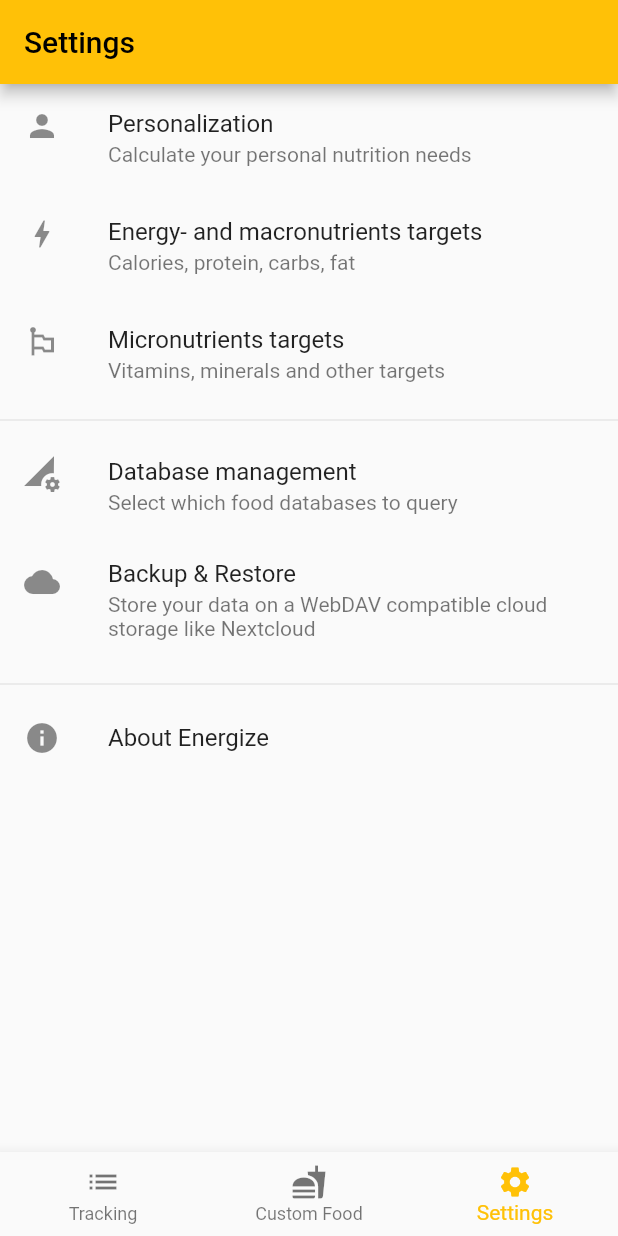
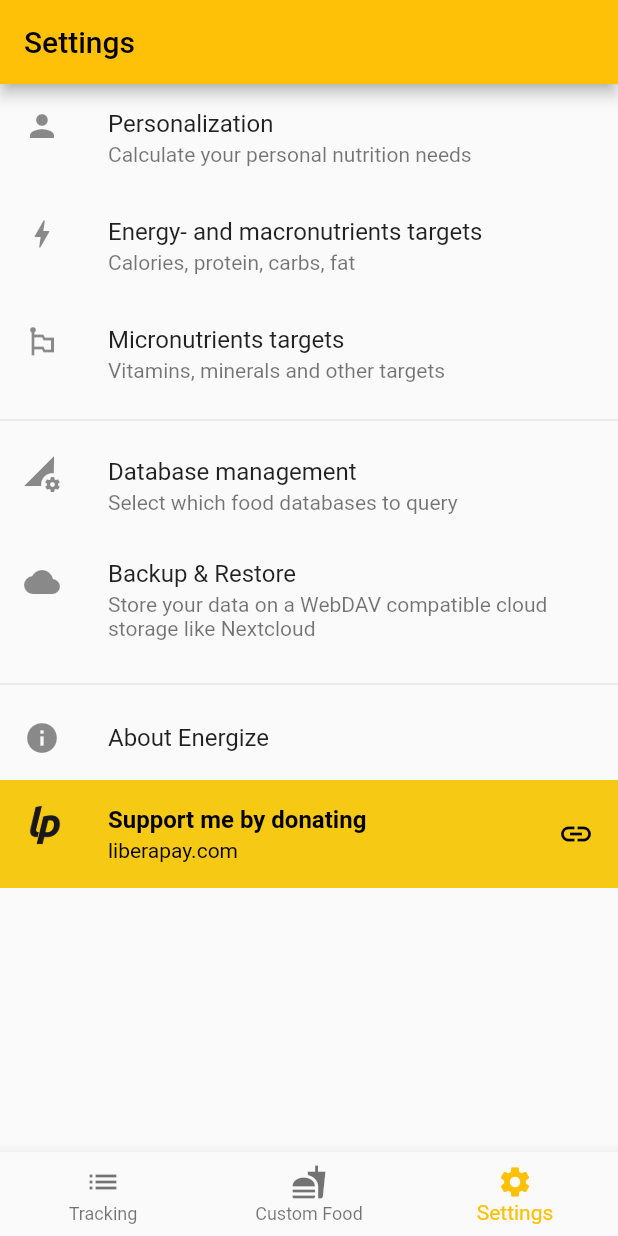
Before and after one commit to christianfl/Energize, a Flutter app: the screen it shows after launch, item 3 of the bottom bar chosen, on a phone screen of 412 x 824 dp. Run offline on Flutter 3.47's test engine with Material 2 defaults, Android fonts, the phone set to English and light mode, and no system bars; our stand-ins replace dio, flutter_speed_dial, shared_preferences, sqflite; missing offline and left inert: encrypt, openfoodfacts, qr_code_scanner; accounts and stored records are empty; generated files the repository leaves out were written again.

Commit message:
Added donation tile in settings

```diff
--- a/lib/l10n/app_de.arb
+++ b/lib/l10n/app_de.arb
@@ -49,5 +49,6 @@
     "sourceCode": "Quellcode",
     "translation": "Übersetzung",
     "contact": "Kontakt",
-    "email": "E-Mail"
+    "email": "E-Mail",
+    "supportMeByDonating": "Unterstütze mich mit einer Spende"
 }
--- a/lib/l10n/app_en.arb
+++ b/lib/l10n/app_en.arb
@@ -49,5 +49,6 @@
     "sourceCode": "Source code",
     "translation": "Translation",
     "contact": "Contact",
-    "email": "E-Mail"
+    "email": "E-Mail",
+    "supportMeByDonating": "Support me by donating"
 }
--- a/lib/pages/tab_settings/settings_page.dart
+++ b/lib/pages/tab_settings/settings_page.dart
@@ -1,5 +1,6 @@
 import 'package:flutter/material.dart';
 import 'package:flutter_gen/gen_l10n/app_localizations.dart';
+import 'package:url_launcher/url_launcher.dart';
 
 import 'about_sub_page.dart';
 import 'backup_and_restore_sub_page.dart';
@@ -9,6 +10,8 @@ import 'micro_targets_sub_page.dart';
 import 'personalization_sub_page.dart';
 
 class SettingsPage extends StatelessWidget {
+  static const _donationUrl = 'https://liberapay.com/epinez';
+
   @override
   Widget build(BuildContext context) {
     return Scaffold(
@@ -96,6 +99,35 @@ class SettingsPage extends StatelessWidget {
               title: Text(AppLocalizations.of(context)!.aboutEnergize),
             ),
           ),
+          InkWell(
+            onTap: () async {
+              if (await canLaunch(_donationUrl)) {
+                await launch(_donationUrl);
+              } else {
+                throw 'Could not launch url';
+              }
+            },
+            child: ListTile(
+              tileColor: Color(0xFFF6C915),
+              textColor: Colors.black,
+              leading: Image.asset(
+                'assets/liberapay_logo_black.png',
+                width: 28,
+              ),
+              title: Text(
+                AppLocalizations.of(context)!.supportMeByDonating,
+                style: Theme.of(context).textTheme.subtitle1?.copyWith(
+                      fontWeight: FontWeight.bold,
+                      color: Colors.black,
+                    ),
+              ),
+              subtitle: Text('liberapay.com'),
+              trailing: Icon(
+                Icons.link,
+                color: Colors.black,
+              ),
+            ),
+          ),
         ],
       ),
     );
```
Also changed, not shown: assets/liberapay_logo_black.png (added).
